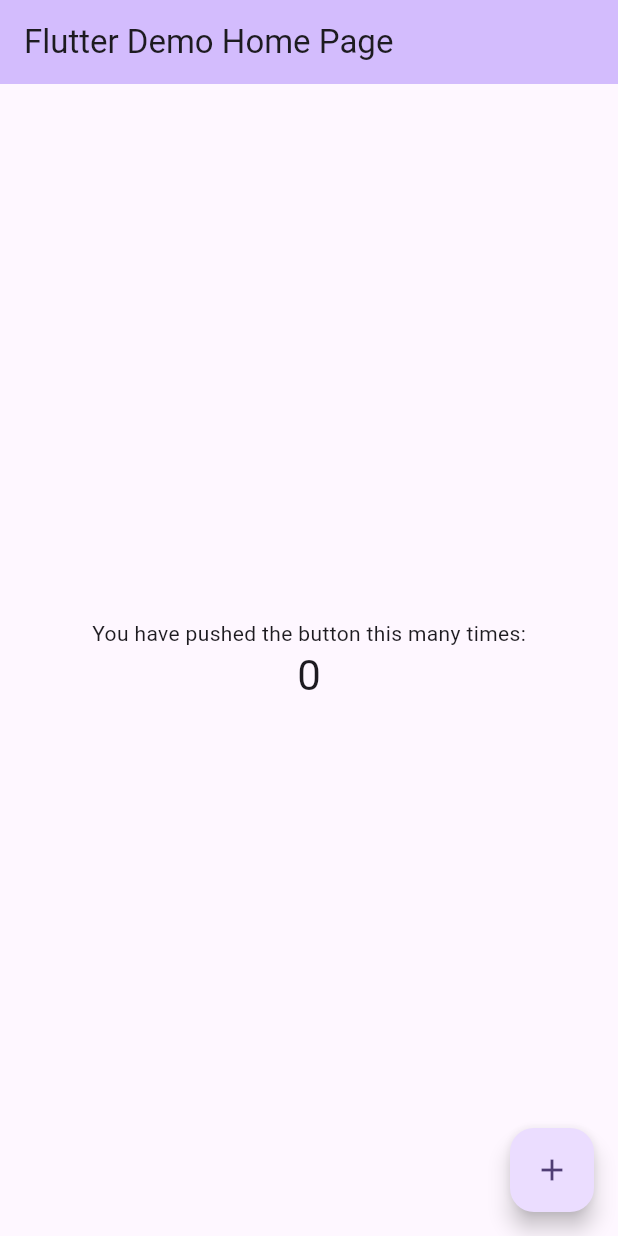
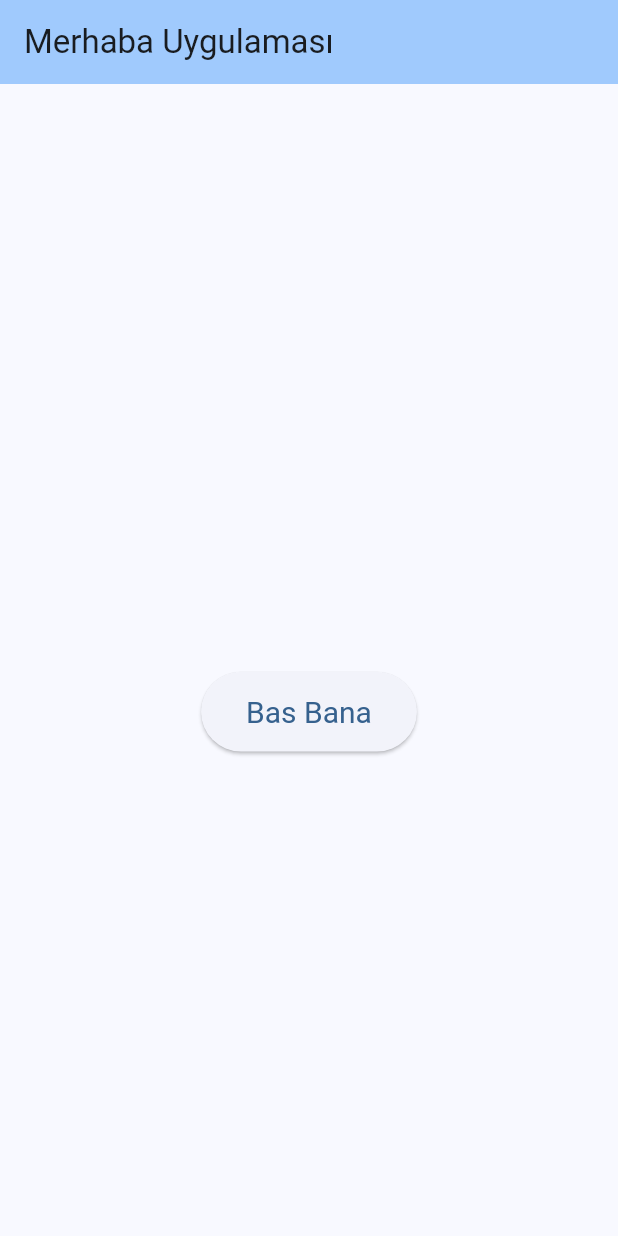
Before and after one commit to could-ai/019adfdf-5d35-7b25-8e95-20f300f5d338, a Flutter app: the screen it shows after launch, on a phone screen of 412 x 824 dp. Run offline on Flutter 3.47's test engine with Material 3 defaults, Android fonts, the phone set to English and light mode, and no system bars.

Commit message:
Basit bir 'Merhaba' uygulaması oluşturuldu. Sayaç uygulaması kaldırılarak yerine tek bir buton ve metin alanı eklendi. Butona basıldığında ekranda 'Merhaba' yazısı görüntüleniyor.

```diff
--- a/usr/lib/main.dart
+++ b/usr/lib/main.dart
@@ -7,117 +7,73 @@ void main() {
 class MyApp extends StatelessWidget {
   const MyApp({super.key});
 
-  // This widget is the root of your application.
   @override
   Widget build(BuildContext context) {
     return MaterialApp(
-      title: 'Flutter Demo',
+      title: 'Merhaba Uygulaması',
       debugShowCheckedModeBanner: false,
       theme: ThemeData(
-        // This is the theme of your application.
-        //
-        // TRY THIS: Try running your application with "flutter run". You'll see
-        // the application has a purple toolbar. Then, without quitting the app,
-        // try changing the seedColor in the colorScheme below to Colors.green
-        // and then invoke "hot reload" (save your changes or press the "hot
-        // reload" button in a Flutter-supported IDE, or press "r" if you used
-        // the command line to start the app).
-        //
-        // Notice that the counter didn't reset back to zero; the application
-        // state is not lost during the reload. To reset the state, use hot
-        // restart instead.
-        //
-        // This works for code too, not just values: Most code changes can be
-        // tested with just a hot reload.
-        colorScheme: ColorScheme.fromSeed(seedColor: Colors.deepPurple),
+        colorScheme: ColorScheme.fromSeed(seedColor: Colors.blue),
+        useMaterial3: true,
       ),
       initialRoute: '/',
       routes: {
-        '/': (context) => const MyHomePage(title: 'Flutter Demo Home Page'),
+        '/': (context) => const MyHomePage(),
       },
     );
   }
 }
 
 class MyHomePage extends StatefulWidget {
-  const MyHomePage({super.key, required this.title});
-
-  // This widget is the home page of your application. It is stateful, meaning
-  // that it has a State object (defined below) that contains fields that affect
-  // how it looks.
-
-  // This class is the configuration for the state. It holds the values (in this
-  // case the title) provided by the parent (in this case the App widget) and
-  // used by the build method of the State. Fields in a Widget subclass are
-  // always marked "final".
-
-  final String title;
+  const MyHomePage({super.key});
 
   @override
   State<MyHomePage> createState() => _MyHomePageState();
 }
 
 class _MyHomePageState extends State<MyHomePage> {
-  int _counter = 0;
+  // Ekranda gösterilecek mesajı tutan değişken
+  String _message = "";
 
-  void _incrementCounter() {
+  // Butona basıldığında çalışacak fonksiyon
+  void _showMessage() {
     setState(() {
-      // This call to setState tells the Flutter framework that something has
-      // changed in this State, which causes it to rerun the build method below
-      // so that the display can reflect the updated values. If we changed
-      // _counter without calling setState(), then the build method would not be
-      // called again, and so nothing would appear to happen.
-      _counter++;
+      _message = "Merhaba";
     });
   }
 
   @override
   Widget build(BuildContext context) {
-    // This method is rerun every time setState is called, for instance as done
-    // by the _incrementCounter method above.
-    //
-    // The Flutter framework has been optimized to make rerunning build methods
-    // fast, so that you can just rebuild anything that needs updating rather
-    // than having to individually change instances of widgets.
     return Scaffold(
       appBar: AppBar(
-        // TRY THIS: Try changing the color here to a specific color (to
-        // Colors.amber, perhaps?) and trigger a hot reload to see the AppBar
-        // change color while the other colors stay the same.
         backgroundColor: Theme.of(context).colorScheme.inversePrimary,
-        // Here we take the value from the MyHomePage object that was created by
-        // the App.build method, and use it to set our appbar title.
-        title: Text(widget.title),
+        title: const Text('Merhaba Uygulaması'),
       ),
       body: Center(
-        // Center is a layout widget. It takes a single child and positions it
-        // in the middle of the parent.
         child: Column(
-          // Column is also a layout widget. It takes a list of children and
-          // arranges them vertically. By default, it sizes itself to fit its
-          // children horizontally, and tries to be as tall as its parent.
-          //
-          // Column has various properties to control how it sizes itself and
-          // how it positions its children. Here we use mainAxisAlignment to
-          // center the children vertically; the main axis here is the vertical
-          // axis because Columns are vertical (the cross axis would be
-          // horizontal).
-          //
-          // TRY THIS: Invoke "debug painting" (choose the "Toggle Debug Paint"
-          // action in the IDE, or press "p" in the console), to see the
-          // wireframe for each widget.
           mainAxisAlignment: MainAxisAlignment.center,
           children: <Widget>[
-            const Text('You have pushed the button this many times:'),
-            Text('$_counter', style: Theme.of(context).textTheme.headlineMedium),
+            // Mesajın gösterileceği metin alanı
+            Text(
+              _message,
+              style: Theme.of(context).textTheme.headlineLarge?.copyWith(
+                color: Colors.blue,
+                fontWeight: FontWeight.bold,
+              ),
+            ),
+            const SizedBox(height: 30), // Boşluk bırakmak için
+            // Tıklanacak buton
+            ElevatedButton(
+              onPressed: _showMessage,
+              style: ElevatedButton.styleFrom(
+                padding: const EdgeInsets.symmetric(horizontal: 30, vertical: 15),
+                textStyle: const TextStyle(fontSize: 20),
+              ),
+              child: const Text('Bas Bana'),
+            ),
           ],
         ),
       ),
-      floatingActionButton: FloatingActionButton(
-        onPressed: _incrementCounter,
-        tooltip: 'Increment',
-        child: const Icon(Icons.add),
-      ), // This trailing comma makes auto-formatting nicer for build methods.
     );
   }
 }
```
